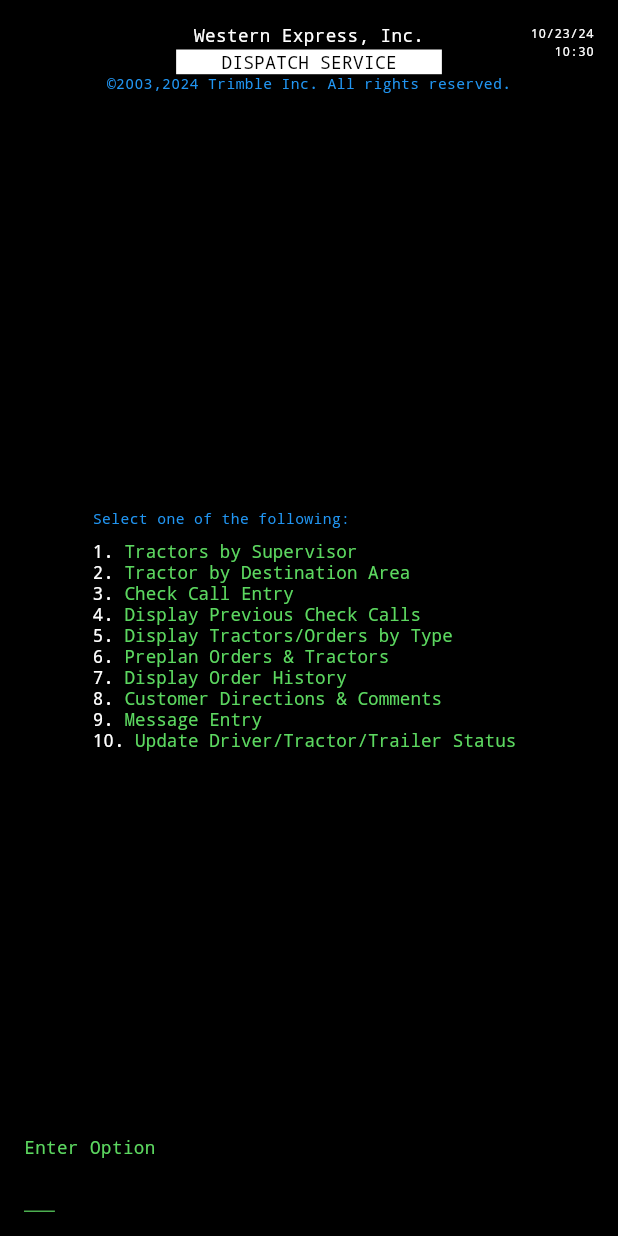
After one commit to gibbyiscool/as400app, a Flutter app: the DispatchServiceMenu screen opened by its route, on a phone screen of 412 x 824 dp. The commit adds this screen. Run offline on Flutter 3.47's test engine with Material 3 defaults, Android fonts, the light colour scheme and no system bars.

Commit message:
Added in Dispatch Menu and Inactive Menu

```diff
--- /dev/null
+++ b/lib/DispatchMenu.dart
@@ -0,0 +1,367 @@
+import 'package:as400app/InactiveMenu.dart';
+import 'package:flutter/material.dart';
+import 'package:flutter/services.dart';
+import 'dart:async';
+
+import 'package:as400app/MainMenu.dart';
+
+void main() => runApp(MaterialApp(
+      debugShowCheckedModeBanner: false,
+      home: MainMenu(),
+      routes: {
+        '/dispatchServiceMenu': (context) => DispatchServiceMenu(),
+      },
+    ));
+
+class DispatchServiceMenu extends StatefulWidget {
+  @override
+  _DispatchServiceMenuState createState() => _DispatchServiceMenuState();
+}
+
+class _DispatchServiceMenuState extends State<DispatchServiceMenu> {
+  String option = '';
+  late Timer timer;
+  FocusNode _focusNode = FocusNode();
+  int _currentPage = 0;
+  final int _itemsPerPage = 10;
+  final int _totalOptions = 54;
+
+  @override
+  void initState() {
+    super.initState();
+    _focusNode.requestFocus();
+    _updateTimeEveryMinute();
+  }
+
+  void _updateTimeEveryMinute() {
+    timer = Timer.periodic(Duration(minutes: 1), (Timer t) => setState(() {}));
+  }
+
+  @override
+  void dispose() {
+    timer.cancel();
+    _focusNode.dispose();
+    super.dispose();
+  }
+
+  String _getCurrentDate() {
+    final now = DateTime.now();
+    return '${now.month.toString().padLeft(2, '0')}/${now.day.toString().padLeft(2, '0')}/${now.year.toString().substring(2)}';
+  }
+
+  String _getCurrentTime() {
+    final now = DateTime.now();
+    return '${now.hour.toString().padLeft(2, '0')}:${now.minute.toString().padLeft(2, '0')}';
+  }
+
+  void navigateToMenu(String input) {
+    switch (input) {
+      case '90':
+        Navigator.of(context).popUntil((route) => route.isFirst);
+        break;
+      default:
+        if (int.tryParse(input) != null && int.parse(input) >= 1 && int.parse(input) <= _totalOptions) {
+          Navigator.push(context, MaterialPageRoute(builder: (context) => InactiveMenu()));
+        } else {
+          setState(() {
+            option = '';
+          });
+        }
+        break;
+    }
+  }
+
+  void _nextPage() {
+    setState(() {
+      if ((_currentPage + 1) * _itemsPerPage < _totalOptions) {
+        _currentPage++;
+      }
+    });
+  }
+
+  void _previousPage() {
+    setState(() {
+      if (_currentPage > 0) {
+        _currentPage--;
+      }
+    });
+  }
+
+  @override
+  Widget build(BuildContext context) {
+    return Scaffold(
+      backgroundColor: Colors.black,
+      body: KeyboardListener(
+        focusNode: _focusNode,
+        onKeyEvent: (KeyEvent event) {
+          if (event is KeyDownEvent) {
+            if (event.logicalKey == LogicalKeyboardKey.f3 && Navigator.of(context).canPop()) {
+              Navigator.of(context).pop();
+            } else if (event.logicalKey == LogicalKeyboardKey.pageDown) {
+              _nextPage();
+            } else if (event.logicalKey == LogicalKeyboardKey.pageUp) {
+              _previousPage();
+            }
+          }
+        },
+        child: Center(
+          child: LayoutBuilder(
+            builder: (context, constraints) {
+              double aspectRatio = 4 / 3;
+              double width = constraints.maxWidth;
+              double height = constraints.maxHeight;
+              double adjustedWidth = width < height * aspectRatio ? width : height * aspectRatio;
+              double fontSize = adjustedWidth / 35;
+
+              return Container(
+                width: adjustedWidth,
+                child: Stack(
+                  children: [
+                    Positioned(
+                      top: 16.0,
+                      right: 16.0,
+                      child: Column(
+                        crossAxisAlignment: CrossAxisAlignment.end,
+                        children: [
+                          Text(
+                            '${_getCurrentDate()}',
+                            style: TextStyle(color: Colors.white, fontFamily: 'Courier', fontSize: fontSize / 1.4),
+                          ),
+                          Text(
+                            '${_getCurrentTime()}',
+                            style: TextStyle(color: Colors.white, fontFamily: 'Courier', fontSize: fontSize / 1.4),
+                          ),
+                        ],
+                      ),
+                    ),
+                    Positioned(
+                      top: 16.0,
+                      left: 0.0,
+                      right: 0.0,
+                      child: Column(
+                        crossAxisAlignment: CrossAxisAlignment.center,
+                        children: [
+                          Text(
+                            'Western Express, Inc.',
+                            style: TextStyle(color: Colors.white, fontFamily: 'Courier', fontSize: fontSize),
+                          ),
+                          Container(
+                            alignment: Alignment.center,
+                            width: adjustedWidth * 0.43,
+                            height: adjustedWidth / 25,
+                            color: Colors.white,
+                            padding: EdgeInsets.symmetric(horizontal: 16.0, vertical: 1.0),
+                            child: Text(
+                              'DISPATCH SERVICE',
+                              style: TextStyle(color: Colors.black, fontFamily: 'Courier', fontSize: fontSize),
+                            ),
+                          ),
+                          Text(
+                            '©2003,2024 Trimble Inc. All rights reserved.',
+                            style: TextStyle(color: Colors.blue, fontFamily: 'Courier', fontSize: fontSize / 1.2),
+                          ),
+                        ],
+                      ),
+                    ),
+                    Center(
+                      child: Container(
+                        width: adjustedWidth * 0.7,
+                        child: Column(
+                          mainAxisSize: MainAxisSize.min,
+                          crossAxisAlignment: CrossAxisAlignment.start,
+                          children: [
+                            SizedBox(height: 16),
+                            Text(
+                              'Select one of the following:',
+                              style: TextStyle(color: Colors.blue, fontFamily: 'Courier', fontSize: fontSize / 1.2),
+                            ),
+                            SizedBox(height: 8),
+                            ...List.generate(
+                              _itemsPerPage,
+                              (index) {
+                                int optionNumber = _currentPage * _itemsPerPage + index + 1;
+                                if (optionNumber > _totalOptions) return SizedBox();
+                                return RichText(
+                                  text: TextSpan(
+                                    children: [
+                                      TextSpan(
+                                        text: '$optionNumber. ',
+                                        style: TextStyle(color: Colors.white, fontFamily: 'Courier', fontSize: fontSize),
+                                      ),
+                                      TextSpan(
+                                        text: _getMenuOption(optionNumber),
+                                        style: TextStyle(color: const Color.fromARGB(255, 92, 216, 96), fontFamily: 'Courier', fontSize: fontSize),
+                                      ),
+                                    ],
+                                  ),
+                                );
+                              },
+                            ),
+                          ],
+                        ),
+                      ),
+                    ),
+                    Positioned(
+                      bottom: 16.0,
+                      left: 16.0,
+                      child: Column(
+                        crossAxisAlignment: CrossAxisAlignment.start,
+                        children: [
+                          Text(
+                            'Enter Option',
+                            style: TextStyle(color: const Color.fromARGB(255, 92, 216, 96), fontFamily: 'Courier', fontSize: fontSize),
+                          ),
+                          SizedBox(
+                            width: adjustedWidth * 0.05, // Adjusted to maintain consistent sizing
+                            child: TextField(
+                              style: TextStyle(color: const Color.fromARGB(255, 92, 216, 96), fontFamily: 'Courier', fontSize: fontSize),
+                              cursorColor: Colors.white,
+                              maxLength: 2,
+                              decoration: InputDecoration(
+                                isDense: true,
+                                contentPadding: EdgeInsets.symmetric(vertical: 8),
+                                enabledBorder: UnderlineInputBorder(
+                                  borderSide: BorderSide(color: Colors.green),
+                                ),
+                                focusedBorder: UnderlineInputBorder(
+                                  borderSide: BorderSide(color: Colors.green),
+                                ),
+                                counterText: '',
+                              ),
+                              onChanged: (value) {
+                                setState(() {
+                                  option = value;
+                                });
+                              },
+                              onSubmitted: navigateToMenu,
+                            ),
+                          ),
+                        ],
+                      ),
+                    ),
+                  ],
+                ),
+              );
+            },
+          ),
+        ),
+      ),
+    );
+  }
+
+  String _getMenuOption(int optionNumber) {
+    switch (optionNumber) {
+      case 1:
+        return 'Tractors by Supervisor';
+      case 2:
+        return 'Tractor by Destination Area';
+      case 3:
+        return 'Check Call Entry';
+      case 4:
+        return 'Display Previous Check Calls';
+      case 5:
+        return 'Display Tractors/Orders by Type';
+      case 6:
+        return 'Preplan Orders & Tractors';
+      case 7:
+        return 'Display Order History';
+      case 8:
+        return 'Customer Directions & Comments';
+      case 9:
+        return 'Message Entry';
+      case 10:
+        return 'Update Driver/Tractor/Trailer Status';
+      // Additional options up to 54
+      case 11:
+        return 'Assign Available Units and Drivers';
+      case 12:
+        return 'Display Customer/Driver Codes';
+      case 13:
+        return 'Partial Order Update';
+      case 14:
+        return 'Load Offering Inquiry';
+      case 15:
+        return 'Display Equipment Status';
+      case 16:
+        return 'Display Available Tractors';
+      case 17:
+        return 'Display Unassigned Tractors - No Driv';
+      case 18:
+        return 'Display Unassigned Drivers';
+      case 19:
+        return 'Display Units in the Shop';
+      case 20:
+        return 'Display Available Trailers';
+      case 21:
+        return 'Display Available Containers';
+      case 22:
+        return 'Display Available Drivers';
+      case 23:
+        return 'Driver Comments Entry/Update';
+      case 24:
+        return '';
+      case 25:
+        return 'Display Trk/Tri/Drv Movement';
+      case 26:
+        return 'Display Dispatch Information';
+      case 27:
+        return 'Display Closest Trucks';
+      case 28:
+        return 'Display Closest Orders to a Truck';
+      case 29:
+        return 'Quick Dispatch (Short Haul)';
+      case 30:
+        return 'Display Equipment Wash History';
+      case 31:
+        return 'Trailer Wash Call';
+      case 32:
+        return 'EnRoute Drop and Hook';
+      case 33:
+        return 'Flexible Driver Manager Display';
+      case 34:
+        return 'Fleet Manager Board';
+      case 35:
+        return 'Gate & Yard Check-In';
+      case 36:
+        return 'Yard Inquiry';
+      case 37:
+        return 'Work with Yard Check Audit File';
+      case 38:
+        return 'Service Failure Inquiry';
+      case 39:
+        return 'Service Failure Inquiry-Pending';
+      case 40:
+        return 'Service Failure Inquiry by Customer';
+      case 41:
+        return 'Tractors Status Report';
+      case 42:
+        return 'Unit-Load Matching Report';
+      case 43:
+        return 'No Call Report';
+      case 44:
+        return 'Inactive Trailer Status Report';
+      case 45:
+        return 'Print Delivery Receipts';
+      case 46:
+        return 'Print Delivery Receipts in Batch';
+      case 47:
+        return 'Print Directions & Profiles';
+      case 48:
+        return 'Operations Reports Menu';
+      case 49:
+        return 'Customer Services Menu';
+      case 50:
+        return '';
+      case 51:
+        return 'Virtual Hours of Service 4.0';
+      case 52:
+        return 'Drvr&Load/Drop&Swap 2019 User Menu';
+      case 53:
+        return 'Special Driver Message Entry';
+      case 54:
+        return 'Sign Off';
+      default:
+        return '';
+    }
+  }
+}
--- /dev/null
+++ b/lib/InactiveMenu.dart
@@ -0,0 +1,18 @@
+
+import 'package:flutter/material.dart';
+
+
+class InactiveMenu extends StatelessWidget {
+  @override
+  Widget build(BuildContext context) {
+    return Scaffold(
+      backgroundColor: Colors.black,
+      body: Center(
+        child: Text(
+          'This menu is not active.',
+        style: TextStyle(color: Colors.white, fontFamily: 'Courier', fontSize: 16),
+        ),
+      ),
+    );
+  }
+}
--- a/lib/MainMenu.dart
+++ b/lib/MainMenu.dart
@@ -1,3 +1,5 @@
+import 'package:as400app/DispatchMenu.dart';
+import 'package:as400app/InactiveMenu.dart';
 import 'package:flutter/material.dart';
 import 'dart:async';
 
@@ -6,6 +8,7 @@
       home: MainMenu(),
       routes: {
         '/mainMenu': (context) => MainMenu(),
+        '/dispatchServiceMenu': (context) => DispatchServiceMenu()
       },
     ));
 
@@ -50,7 +53,7 @@
         Navigator.push(context, MaterialPageRoute(builder: (context) => CustomerServicesMenu()));
         break;
       case '2':
-        Navigator.push(context, MaterialPageRoute(builder: (context) => DispatchServicesMenu()));
+        Navigator.push(context, MaterialPageRoute(builder: (context) => DispatchServiceMenu()));
         break;
       case '3':
       case '4':
@@ -198,9 +201,11 @@
                           child: TextField(
                             style: TextStyle(color: const Color.fromARGB(255, 92, 216, 96), fontFamily: 'Courier', fontSize: fontSize),
                             cursorColor: Colors.white,
+                            maxLength: 2, // Limit input to 2 characters
+                            keyboardType: TextInputType.number,
                             decoration: InputDecoration(
                               isDense: true,
-                              contentPadding: EdgeInsets.symmetric(vertical: 8),
+                              contentPadding: EdgeInsets.symmetric(vertical: 5),
                               enabledBorder: UnderlineInputBorder(
                                 borderSide: BorderSide(color: Colors.green),
                               ),
@@ -263,32 +268,3 @@
     );
   }
 }
-
-class DispatchServicesMenu extends StatelessWidget {
-  @override
-  Widget build(BuildContext context) {
-    return Scaffold(
-      appBar: AppBar(
-        title: Text('Dispatch Services Menu'),
-      ),
-      body: Center(
-        child: Text('Welcome to Dispatch Services Menu'),
-      ),
-    );
-  }
-}
-
-class InactiveMenu extends StatelessWidget {
-  @override
-  Widget build(BuildContext context) {
-    return Scaffold(
-      backgroundColor: Colors.black,
-      body: Center(
-        child: Text(
-          'This menu is not active.',
-        style: TextStyle(color: Colors.white, fontFamily: 'Courier', fontSize: 16),
-        ),
-      ),
-    );
-  }
-}
--- a/lib/main.dart
+++ b/lib/main.dart
@@ -1,6 +1,9 @@
+import 'package:as400app/DispatchMenu.dart';
+import 'package:as400app/InactiveMenu.dart';
 import 'package:as400app/MainMenu.dart';
 import 'package:flutter/material.dart';
 import 'package:url_launcher/url_launcher.dart';
+import 'package:flutter/services.dart';
 
 class LogInView extends StatefulWidget {
   @override
@@ -252,14 +255,68 @@
   }
 }
 
-void main() => runApp(MaterialApp(
+
+void main() => runApp(MyApp());
+
+class MyApp extends StatelessWidget {
+  @override
+  Widget build(BuildContext context) {
+    return MaterialApp(
       debugShowCheckedModeBanner: false,
-      home: LogInView(),
+      initialRoute: '/',
       routes: {
+        '/': (context) => LogInView(),
         '/mainMenu': (context) => MainMenu(),
         '/adminPage': (context) => AdminPage(),
+        '/customerServices': (context) => CustomerServicesMenu(),
+        '/dispatchServiceMenu': (context) => DispatchServiceMenu(),
+        '/inactiveMenu': (context) => InactiveMenu(),
       },
-    ));
+    );
+  }
+}
+
+class GlobalKeyListener extends StatefulWidget {
+  final Widget child;
+
+  GlobalKeyListener({required this.child});
+
+  @override
+  _GlobalKeyListenerState createState() => _GlobalKeyListenerState();
+}
+
+class _GlobalKeyListenerState extends State<GlobalKeyListener> {
+  FocusNode _focusNode = FocusNode();
+
+  @override
+  void initState() {
+    super.initState();
+    _focusNode.requestFocus();
+  }
+
+  @override
+  void dispose() {
+    _focusNode.dispose();
+    super.dispose();
+  }
+
+  @override
+  Widget build(BuildContext context) {
+    return KeyboardListener(
+      focusNode: _focusNode,
+      onKeyEvent: (KeyEvent event) {
+        if (event is KeyDownEvent) {
+          if (event.logicalKey == LogicalKeyboardKey.f3 &&
+              Navigator.of(context).canPop()) {
+            Navigator.of(context).pop();
+          }
+          // Add more global key bindings here as needed
+        }
+      },
+      child: widget.child,
+    );
+  }
+}
 
 class AdminPage extends StatelessWidget {
   @override
```
